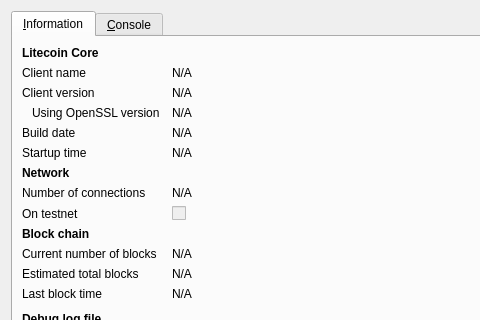
This is src/qt/forms/rpcconsole.ui in ShockwaveCryptocurrency/Shockwave as Qt 5 draws it before an edit; both pictures show x 0 to 480 and y 0 to 320 of the 740 by 450 pixel window. The edited form follows.
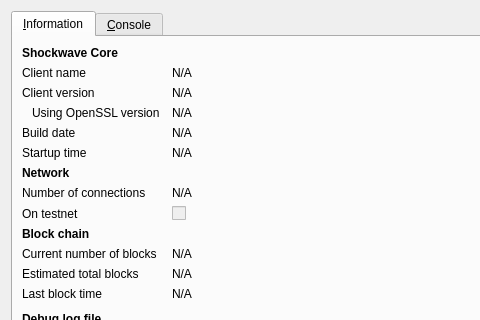
This is the edited form. Icons and pictures are not drawn.

Commit message: Replaced litecoin with shockwave

```diff
--- a/src/qt/forms/rpcconsole.ui
+++ b/src/qt/forms/rpcconsole.ui
@@ -36,7 +36,7 @@
           </font>
          </property>
          <property name="text">
-          <string>Litecoin Core</string>
+          <string>Shockwave Core</string>
          </property>
         </widget>
        </item>
```
Left out of the diff: 6 changed lines with no effect on the pictures. The commit also changes 115 other files.
